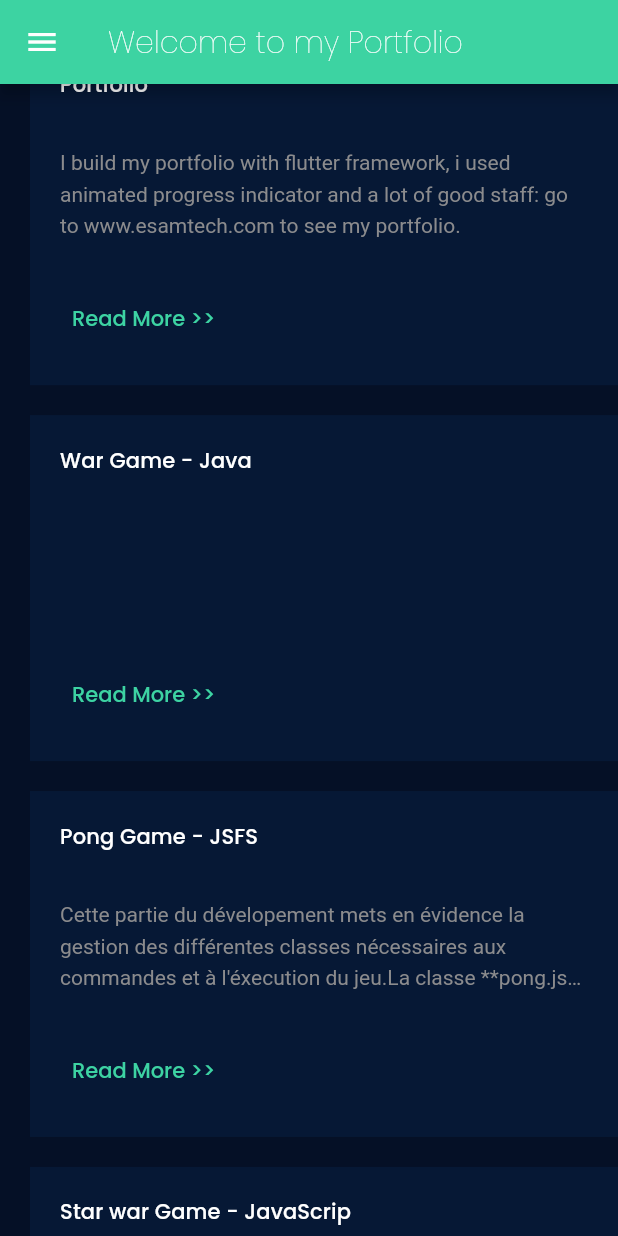
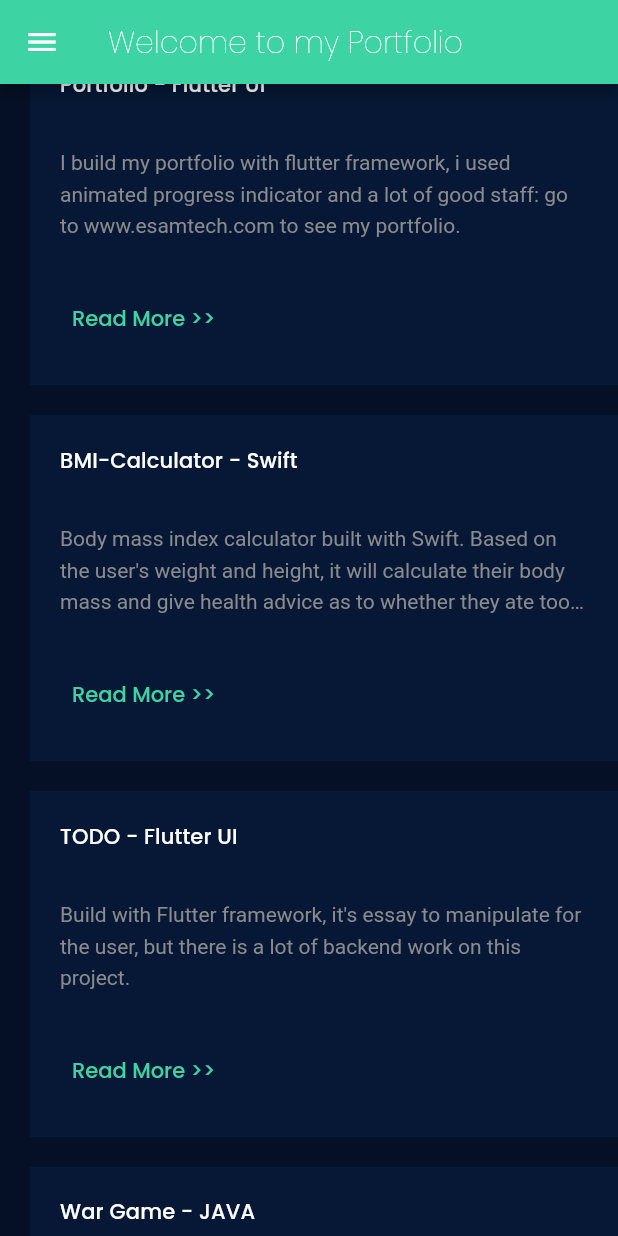
Before and after one commit to EsamSHARFELDIN/EsamTech, a Flutter app: the screen it shows after launch, scrolled down 1152 dp, on a phone screen of 412 x 824 dp. Run offline on Flutter 3.47's test engine with Material 2 defaults, Android fonts, the phone set to English and light mode, and no system bars; our stand-ins replace animated_splash_screen, animated_text_kit, dio, file_picker, flutter_svg, google_fonts and 2 more.

Commit message:
add: add some of the modification in project.dart and the side_menu.dart

```diff
--- a/lib/models/Project.dart
+++ b/lib/models/Project.dart
@@ -5,14 +5,29 @@ class Project {
 
 List<Project> demo_projects = [
   Project(
-    title: "Portfolio",
+    title: "Portfolio - Flutter UI",
     description:
         "I build my portfolio with flutter framework, i used animated progress indicator and a lot of good staff: go to www.esamtech.com to see my portfolio. ",
   ),
   Project(
-    title: "War Game - Java",
-    description: "",
+    title: "BMI-Calculator - Swift",
+    description:
+        "Body mass index calculator built with Swift. Based on the user's weight and height, it will calculate their body mass and give health advice as to whether they ate too many pies or need to eat more pies.",
   ),
+  Project(
+    title: "TODO - Flutter UI",
+    description:
+        "Build with Flutter framework, it's essay to manipulate for the user, but there is a lot of backend work on this project. ",
+  ),
+  Project(
+    title: "War Game - JAVA",
+    description:
+        "Nous avons fait la modélisation des personnages et des joueurs du jeu",
+  ),
+  Project(
+      title: "Competitions Sportives - JAVA ",
+      description:
+          "A sports competition is defined by a set of matches (Match) played between competitors (Competitor). The competition is responsible for the organization of its matches. In other words, it is she who plays her matches. The play() method therefore runs a competition until its end, that is to say when all the matches have been played and a winner is designated. Organizing a competition therefore consists in having each match of the competition played successively."),
   Project(
     title: "Pong Game - JSFS",
     description:
--- a/lib/screens/main/components/contact.dart
+++ b/lib/screens/main/components/contact.dart
@@ -37,5 +37,4 @@ Future<Object> downloadFile(String url, String name) async {
   } catch (e) {
     return Null;
   }
-}
-*/
+}*/
--- a/lib/screens/main/components/knowledges.dart
+++ b/lib/screens/main/components/knowledges.dart
@@ -26,6 +26,9 @@ class Knowledges extends StatelessWidget {
         ),
         const KnowledgeText(
           text: "Dart - Flutter - DevApp - Sites Web",
+        ),
+        const KnowledgeText(
+          text: "Swift - AngularJS - NodeJS - ReactJS",
         ),
         const KnowledgeText(
           text: "OOP - Java - JavaScript - JSFS ",
--- a/lib/screens/main/components/side_menu.dart
+++ b/lib/screens/main/components/side_menu.dart
@@ -46,10 +46,6 @@ class SideMenu extends StatelessWidget {
                     const AreaInfoText(
                       title: "City",
                       text: "Lille",
-                    ),
-                    const AreaInfoText(
-                      title: "Age",
-                      text: "28",
                     ),
                     const AreaInfoText(
                       title: "Phone ",
```
Also changed, not shown: lib/screens/main/components/coding.dart (+8 -0 lines).
